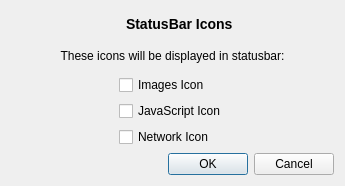
Old version of the form src/plugins/StatusBarIcons/sbi_settingsdialog.ui in the repository QupZilla/qupzilla.
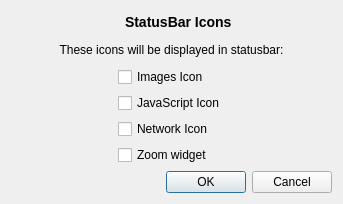
New version of the form. Icons and pictures are not drawn.

Commit message:
[SBI_Icons] Added Zoom Widget to StatusBarIcons plugin
Closes #1197

The edit to the form file:
```diff
--- a/src/plugins/StatusBarIcons/sbi_settingsdialog.ui
+++ b/src/plugins/StatusBarIcons/sbi_settingsdialog.ui
@@ -6,8 +6,8 @@
    <rect>
     <x>0</x>
     <y>0</y>
-    <width>345</width>
-    <height>186</height>
+    <width>343</width>
+    <height>204</height>
    </rect>
   </property>
   <property name="windowTitle">
@@ -112,6 +112,13 @@
          </property>
         </widget>
        </item>
+       <item>
+        <widget class="QCheckBox" name="showZoomWidget">
+         <property name="text">
+          <string>Zoom widget</string>
+         </property>
+        </widget>
+       </item>
       </layout>
      </item>
      <item>
```
The commit also changes 13 other files.
